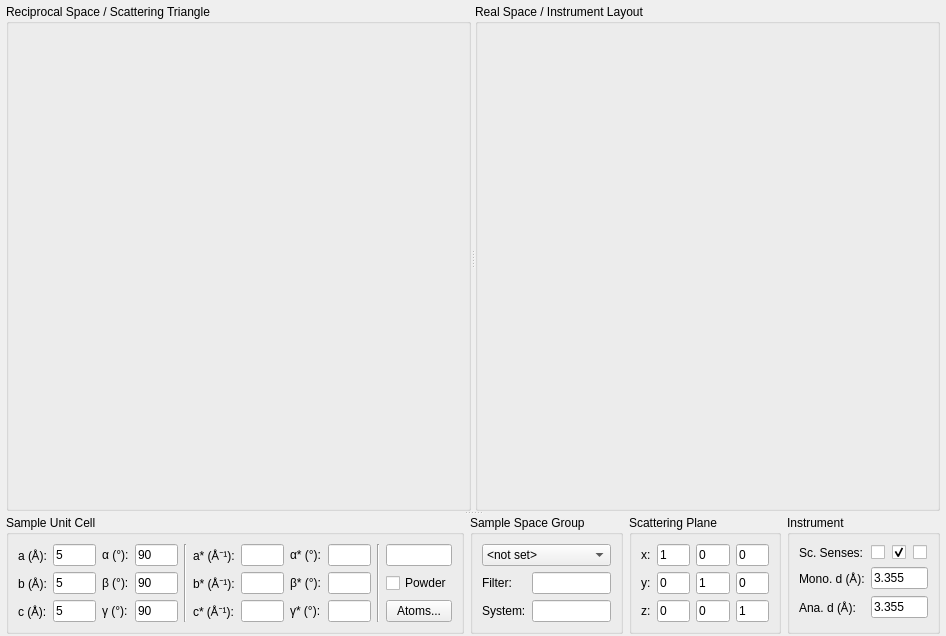
The window that ui/taz.ui (tweber-ill/frm_mirror-takin1) describes before a commit, drawn with Qt 5.
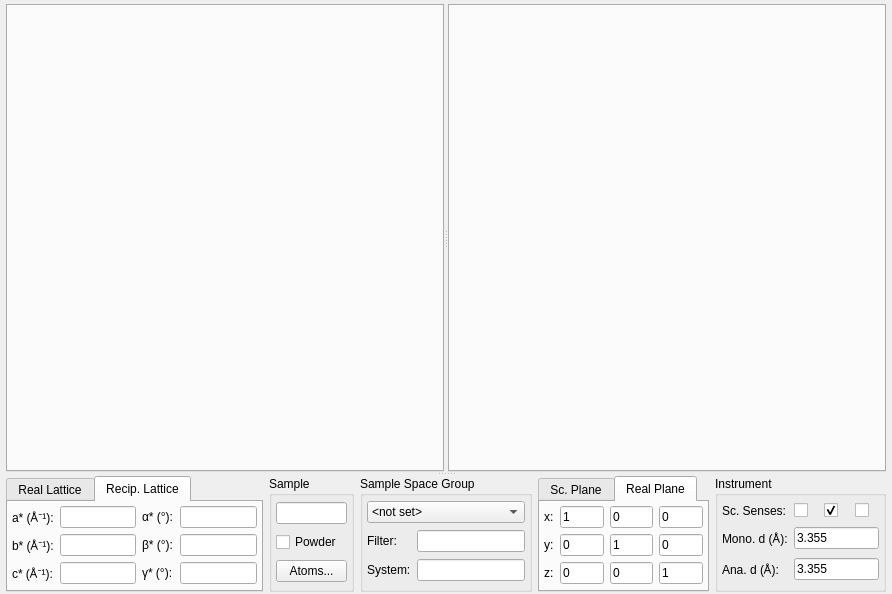
The same window after the commit. The open tabs and pages were chosen to show the change.

Commit message: wrote real lattice widget

Patch:
```diff
--- a/ui/taz.ui
+++ b/ui/taz.ui
@@ -6,8 +6,8 @@
    <rect>
     <x>0</x>
     <y>0</y>
-    <width>946</width>
-    <height>636</height>
+    <width>892</width>
+    <height>594</height>
    </rect>
   </property>
   <property name="windowTitle">
@@ -54,7 +54,7 @@
        <property name="orientation">
         <enum>Qt::Horizontal</enum>
        </property>
-       <widget class="QGroupBox" name="groupRecip">
+       <widget class="QTabWidget" name="groupRecip">
         <property name="sizePolicy">
          <sizepolicy hsizetype="Preferred" vsizetype="Preferred">
           <horstretch>0</horstretch>
@@ -67,11 +67,11 @@
           <height>0</height>
          </size>
         </property>
-        <property name="title">
-         <string>Reciprocal Space / Scattering Triangle</string>
+        <property name="usesScrollButtons">
+         <bool>true</bool>
         </property>
        </widget>
-       <widget class="QGroupBox" name="groupReal">
+       <widget class="QTabWidget" name="groupReal">
         <property name="sizePolicy">
          <sizepolicy hsizetype="Preferred" vsizetype="Preferred">
           <horstretch>0</horstretch>
@@ -84,9 +84,6 @@
           <height>0</height>
          </size>
         </property>
-        <property name="title">
-         <string>Real Space / Instrument Layout</string>
-        </property>
        </widget>
       </widget>
       <widget class="QFrame" name="frame_2">
@@ -127,348 +124,7 @@
         <property name="margin">
          <number>0</number>
         </property>
-        <item row="0" column="2" rowspan="2">
-         <widget class="QGroupBox" name="groupScatteringPlane">
-          <property name="sizePolicy">
-           <sizepolicy hsizetype="Expanding" vsizetype="Preferred">
-            <horstretch>2</horstretch>
-            <verstretch>1</verstretch>
-           </sizepolicy>
-          </property>
-          <property name="title">
-           <string>Scattering Plane</string>
-          </property>
-          <layout class="QGridLayout" name="gridLayout_2">
-           <item row="0" column="2">
-            <widget class="QLineEdit" name="editScatX1">
-             <property name="text">
-              <string>0</string>
-             </property>
-            </widget>
-           </item>
-           <item row="1" column="0">
-            <widget class="QLabel" name="label_2">
-             <property name="text">
-              <string>y:</string>
-             </property>
-            </widget>
-           </item>
-           <item row="1" column="1">
-            <widget class="QLineEdit" name="editScatY0">
-             <property name="text">
-              <string>0</string>
-             </property>
-            </widget>
-           </item>
-           <item row="1" column="2">
-            <widget class="QLineEdit" name="editScatY1">
-             <property name="text">
-              <string>1</string>
-             </property>
-            </widget>
-           </item>
-           <item row="1" column="3">
-            <widget class="QLineEdit" name="editScatY2">
-             <property name="text">
-              <string>0</string>
-             </property>
-            </widget>
-           </item>
-           <item row="0" column="3">
-            <widget class="QLineEdit" name="editScatX2">
-             <property name="text">
-              <string>0</string>
-             </property>
-            </widget>
-           </item>
-           <item row="0" column="0">
-            <widget class="QLabel" name="label">
-             <property name="text">
-              <string>x:</string>
-             </property>
-            </widget>
-           </item>
-           <item row="0" column="1">
-            <widget class="QLineEdit" name="editScatX0">
-             <property name="text">
-              <string>1</string>
-             </property>
-            </widget>
-           </item>
-           <item row="2" column="0">
-            <widget class="QLabel" name="label_19">
-             <property name="text">
-              <string>z:</string>
-             </property>
-            </widget>
-           </item>
-           <item row="2" column="1">
-            <widget class="QLineEdit" name="editScatZ0">
-             <property name="text">
-              <string>0</string>
-             </property>
-             <property name="readOnly">
-              <bool>true</bool>
-             </property>
-            </widget>
-           </item>
-           <item row="2" column="2">
-            <widget class="QLineEdit" name="editScatZ1">
-             <property name="text">
-              <string>0</string>
-             </property>
-             <property name="readOnly">
-              <bool>true</bool>
-             </property>
-            </widget>
-           </item>
-           <item row="2" column="3">
-            <widget class="QLineEdit" name="editScatZ2">
-             <property name="text">
-              <string>1</string>
-             </property>
-             <property name="readOnly">
-              <bool>true</bool>
-             </property>
-            </widget>
-           </item>
-          </layout>
-         </widget>
-        </item>
-        <item row="0" column="0" rowspan="2">
-         <widget class="QGroupBox" name="groupSample">
-          <property name="sizePolicy">
-           <sizepolicy hsizetype="Expanding" vsizetype="Preferred">
-            <horstretch>6</horstretch>
-            <verstretch>1</verstretch>
-           </sizepolicy>
-          </property>
-          <property name="title">
-           <string>Sample Unit Cell</string>
-          </property>
-          <layout class="QGridLayout" name="gridLayout_4">
-           <property name="bottomMargin">
-            <number>9</number>
-           </property>
-           <item row="1" column="10">
-            <widget class="QLineEdit" name="editBetaRecip">
-             <property name="sizePolicy">
-              <sizepolicy hsizetype="Expanding" vsizetype="Fixed">
-               <horstretch>0</horstretch>
-               <verstretch>0</verstretch>
-              </sizepolicy>
-             </property>
-            </widget>
-           </item>
-           <item row="1" column="4">
-            <widget class="QLabel" name="label_7">
-             <property name="text">
-              <string>β (°):</string>
-             </property>
-            </widget>
-           </item>
-           <item row="2" column="10">
-            <widget class="QLineEdit" name="editGammaRecip">
-             <property name="sizePolicy">
-              <sizepolicy hsizetype="Expanding" vsizetype="Fixed">
-               <horstretch>0</horstretch>
-               <verstretch>0</verstretch>
-              </sizepolicy>
-             </property>
-            </widget>
-           </item>
-           <item row="1" column="5">
-            <widget class="QLineEdit" name="editBeta">
-             <property name="text">
-              <string>90</string>
-             </property>
-            </widget>
-           </item>
-           <item row="0" column="7">
-            <widget class="QLabel" name="label_11">
-             <property name="text">
-              <string>a* (Å⁻¹):</string>
-             </property>
-            </widget>
-           </item>
-           <item row="0" column="4">
-            <widget class="QLabel" name="label_6">
-             <property name="text">
-              <string>α (°):</string>
-             </property>
-            </widget>
-           </item>
-           <item row="2" column="8">
-            <widget class="QLineEdit" name="editCRecip"/>
-           </item>
-           <item row="0" column="5">
-            <widget class="QLineEdit" name="editAlpha">
-             <property name="text">
-              <string>90</string>
-             </property>
-            </widget>
-           </item>
-           <item row="0" column="3">
-            <widget class="QLineEdit" name="editA">
-             <property name="text">
-              <string>5</string>
-             </property>
-            </widget>
-           </item>
-           <item row="1" column="9">
-            <widget class="QLabel" name="label_15">
-             <property name="text">
-              <string>β* (°):</string>
-             </property>
-            </widget>
-           </item>
-           <item row="2" column="9">
-            <widget class="QLabel" name="label_16">
-             <property name="text">
-              <string>γ* (°):</string>
-             </property>
-            </widget>
-           </item>
-           <item row="1" column="7">
-            <widget class="QLabel" name="label_12">
-             <property name="text">
-              <string>b* (Å⁻¹):</string>
-             </property>
-            </widget>
-           </item>
-           <item row="2" column="7">
-            <widget class="QLabel" name="label_13">
-             <property name="text">
-              <string>c* (Å⁻¹):</string>
-             </property>
-            </widget>
-           </item>
-           <item row="2" column="3">
-            <widget class="QLineEdit" name="editC">
-             <property name="text">
-              <string>5</string>
-             </property>
-            </widget>
-           </item>
-           <item row="2" column="5">
-            <widget class="QLineEdit" name="editGamma">
-             <property name="text">
-              <string>90</string>
-             </property>
-            </widget>
-           </item>
-           <item row="0" column="2">
-            <widget class="QLabel" name="label_3">
-             <property name="text">
-              <string>a (Å):</string>
-             </property>
-            </widget>
-           </item>
-           <item row="0" column="9">
-            <widget class="QLabel" name="label_14">
-             <property name="text">
-              <string>α* (°):</string>
-             </property>
-            </widget>
-           </item>
-           <item row="0" column="6" rowspan="3">
-            <widget class="Line" name="line">
-             <property name="orientation">
-              <enum>Qt::Vertical</enum>
-             </property>
-            </widget>
-           </item>
-           <item row="0" column="10">
-            <widget class="QLineEdit" name="editAlphaRecip">
-             <property name="sizePolicy">
-              <sizepolicy hsizetype="Expanding" vsizetype="Fixed">
-               <horstretch>0</horstretch>
-               <verstretch>0</verstretch>
-              </sizepolicy>
-             </property>
-            </widget>
-           </item>
-           <item row="1" column="8">
-            <widget class="QLineEdit" name="editBRecip"/>
-           </item>
-           <item row="2" column="2">
-            <widget class="QLabel" name="label_5">
-             <property name="text">
-              <string>c (Å):</string>
-             </property>
-            </widget>
-           </item>
-           <item row="1" column="3">
-            <widget class="QLineEdit" name="editB">
-             <property name="text">
-              <string>5</string>
-             </property>
-            </widget>
-           </item>
-           <item row="0" column="8">
-            <widget class="QLineEdit" name="editARecip"/>
-           </item>
-           <item row="2" column="4">
-            <widget class="QLabel" name="label_8">
-             <property name="text">
-              <string>γ (°):</string>
-             </property>
-            </widget>
-           </item>
-           <item row="1" column="2">
-            <widget class="QLabel" name="label_4">
-             <property name="text">
-              <string>b (Å):</string>
-             </property>
-            </widget>
-           </item>
-           <item row="0" column="11" rowspan="3">
-            <widget class="Line" name="line_2">
-             <property name="orientation">
-              <enum>Qt::Vertical</enum>
-             </property>
-            </widget>
-           </item>
-           <item row="0" column="12">
-            <widget class="QLineEdit" name="editDescr">
-             <property name="sizePolicy">
-              <sizepolicy hsizetype="Ignored" vsizetype="Fixed">
-               <horstretch>0</horstretch>
-               <verstretch>0</verstretch>
-              </sizepolicy>
-             </property>
-             <property name="text">
-              <string/>
-             </property>
-            </widget>
-           </item>
-           <item row="1" column="12">
-            <widget class="QCheckBox" name="checkPowder">
-             <property name="text">
-              <string>Powder</string>
-             </property>
-            </widget>
-           </item>
-           <item row="2" column="12">
-            <widget class="QPushButton" name="btnAtoms">
-             <property name="sizePolicy">
-              <sizepolicy hsizetype="Ignored" vsizetype="Fixed">
-               <horstretch>0</horstretch>
-               <verstretch>0</verstretch>
-              </sizepolicy>
-             </property>
-             <property name="text">
-              <string>Atoms...</string>
-             </property>
-             <property name="flat">
-              <bool>false</bool>
-             </property>
-            </widget>
-           </item>
-          </layout>
-         </widget>
-        </item>
-        <item row="0" column="3" rowspan="2">
+        <item row="0" column="4" rowspan="2">
          <widget class="QGroupBox" name="groupBox_5">
           <property name="sizePolicy">
            <sizepolicy hsizetype="Expanding" vsizetype="Preferred">
@@ -480,6 +136,9 @@
            <string>Instrument</string>
           </property>
           <layout class="QGridLayout" name="gridLayout">
+           <property name="margin">
+            <number>4</number>
+           </property>
            <item row="1" column="0">
             <widget class="QLabel" name="label_9">
              <property name="text">
@@ -548,7 +207,7 @@
           </layout>
          </widget>
         </item>
-        <item row="0" column="1" rowspan="2">
+        <item row="0" column="2" rowspan="2">
          <widget class="QGroupBox" name="groupBox">
           <property name="sizePolicy">
            <sizepolicy hsizetype="Expanding" vsizetype="Preferred">
@@ -560,6 +219,9 @@
            <string>Sample Space Group</string>
           </property>
           <layout class="QGridLayout" name="gridLayout_7">
+           <property name="margin">
+            <number>4</number>
+           </property>
            <item row="0" column="0" colspan="2">
             <widget class="QComboBox" name="comboSpaceGroups">
              <property name="sizePolicy">
@@ -615,6 +277,477 @@
           </layout>
          </widget>
         </item>
+        <item row="0" column="1" rowspan="2">
+         <widget class="QGroupBox" name="groupBox_2">
+          <property name="sizePolicy">
+           <sizepolicy hsizetype="Expanding" vsizetype="Preferred">
+            <horstretch>1</horstretch>
+            <verstretch>0</verstretch>
+           </sizepolicy>
+          </property>
+          <property name="title">
+           <string>Sample</string>
+          </property>
+          <layout class="QGridLayout" name="gridLayout_8">
+           <property name="margin">
+            <number>4</number>
+           </property>
+           <item row="0" column="0">
+            <widget class="QLineEdit" name="editDescr">
+             <property name="sizePolicy">
+              <sizepolicy hsizetype="Ignored" vsizetype="Fixed">
+               <horstretch>0</horstretch>
+               <verstretch>0</verstretch>
+              </sizepolicy>
+             </property>
+             <property name="text">
+              <string/>
+             </property>
+            </widget>
+           </item>
+           <item row="1" column="0">
+            <widget class="QCheckBox" name="checkPowder">
+             <property name="text">
+              <string>Powder</string>
+             </property>
+            </widget>
+           </item>
+           <item row="2" column="0">
+            <widget class="QPushButton" name="btnAtoms">
+             <property name="sizePolicy">
+              <sizepolicy hsizetype="Ignored" vsizetype="Fixed">
+               <horstretch>0</horstretch>
+               <verstretch>0</verstretch>
+              </sizepolicy>
+             </property>
+             <property name="text">
+              <string>Atoms...</string>
+             </property>
+             <property name="flat">
+              <bool>false</bool>
+             </property>
+            </widget>
+           </item>
+          </layout>
+         </widget>
+        </item>
+        <item row="0" column="0" rowspan="2">
+         <widget class="QTabWidget" name="groupSample">
+          <property name="sizePolicy">
+           <sizepolicy hsizetype="Expanding" vsizetype="Preferred">
+            <horstretch>3</horstretch>
+            <verstretch>1</verstretch>
+           </sizepolicy>
+          </property>
+          <property name="currentIndex">
+           <number>0</number>
+          </property>
+          <widget class="QWidget" name="tabSampleReal" native="true">
+           <attribute name="title">
+            <string>Real Lattice</string>
+           </attribute>
+           <layout class="QGridLayout" name="gridLayout_4">
+            <property name="margin">
+             <number>4</number>
+            </property>
+            <item row="1" column="4">
+             <widget class="QLabel" name="label_7">
+              <property name="text">
+               <string>β (°):</string>
+              </property>
+             </widget>
+            </item>
+            <item row="1" column="5">
+             <widget class="QLineEdit" name="editBeta">
+              <property name="text">
+               <string>90</string>
+              </property>
+             </widget>
+            </item>
+            <item row="0" column="4">
+             <widget class="QLabel" name="label_6">
+              <property name="text">
+               <string>α (°):</string>
+              </property>
+             </widget>
+            </item>
+            <item row="0" column="5">
+             <widget class="QLineEdit" name="editAlpha">
+              <property name="text">
+               <string>90</string>
+              </property>
+             </widget>
+            </item>
+            <item row="0" column="3">
+             <widget class="QLineEdit" name="editA">
+              <property name="text">
+               <string>5</string>
+              </property>
+             </widget>
+            </item>
+            <item row="2" column="3">
+             <widget class="QLineEdit" name="editC">
+              <property name="text">
+               <string>5</string>
+              </property>
+             </widget>
+            </item>
+            <item row="2" column="5">
+             <widget class="QLineEdit" name="editGamma">
+              <property name="text">
+               <string>90</string>
+              </property>
+             </widget>
+            </item>
+            <item row="0" column="2">
+             <widget class="QLabel" name="label_3">
+              <property name="text">
+               <string>a (Å):</string>
+              </property>
+             </widget>
+            </item>
+            <item row="2" column="2">
+             <widget class="QLabel" name="label_5">
+              <property name="text">
+               <string>c (Å):</string>
+              </property>
+             </widget>
+            </item>
+            <item row="1" column="3">
+             <widget class="QLineEdit" name="editB">
+              <property name="text">
+               <string>5</string>
+              </property>
+             </widget>
+            </item>
+            <item row="2" column="4">
+             <widget class="QLabel" name="label_8">
+              <property name="text">
+               <string>γ (°):</string>
+              </property>
+             </widget>
+            </item>
+            <item row="1" column="2">
+             <widget class="QLabel" name="label_4">
+              <property name="text">
+               <string>b (Å):</string>
+              </property>
+             </widget>
+            </item>
+           </layout>
+          </widget>
+          <widget class="QWidget" name="tabSampleRecip">
+           <attribute name="title">
+            <string>Recip. Lattice</string>
+           </attribute>
+           <layout class="QGridLayout" name="gridLayout_5">
+            <property name="margin">
+             <number>4</number>
+            </property>
+            <item row="0" column="0">
+             <widget class="QLabel" name="label_11">
+              <property name="text">
+               <string>a* (Å⁻¹):</string>
+              </property>
+             </widget>
+            </item>
+            <item row="0" column="1">
+             <widget class="QLineEdit" name="editARecip"/>
+            </item>
+            <item row="0" column="2">
+             <widget class="QLabel" name="label_14">
+              <property name="text">
+               <string>α* (°):</string>
+              </property>
+             </widget>
+            </item>
+            <item row="0" column="3">
+             <widget class="QLineEdit" name="editAlphaRecip">
+              <property name="sizePolicy">
+               <sizepolicy hsizetype="Expanding" vsizetype="Fixed">
+                <horstretch>0</horstretch>
+                <verstretch>0</verstretch>
+               </sizepolicy>
+              </property>
+             </widget>
+            </item>
+            <item row="1" column="0">
+             <widget class="QLabel" name="label_12">
+              <property name="text">
+               <string>b* (Å⁻¹):</string>
+              </property>
+             </widget>
+            </item>
+            <item row="1" column="1">
+             <widget class="QLineEdit" name="editBRecip"/>
+            </item>
+            <item row="1" column="2">
+             <widget class="QLabel" name="label_15">
+              <property name="text">
+               <string>β* (°):</string>
+              </property>
+             </widget>
+            </item>
+            <item row="1" column="3">
+             <widget class="QLineEdit" name="editBetaRecip">
+              <property name="sizePolicy">
+               <sizepolicy hsizetype="Expanding" vsizetype="Fixed">
+                <horstretch>0</horstretch>
+                <verstretch>0</verstretch>
+               </sizepolicy>
+              </property>
+             </widget>
+            </item>
+            <item row="2" column="0">
+             <widget class="QLabel" name="label_13">
+              <property name="text">
+               <string>c* (Å⁻¹):</string>
+              </property>
+             </widget>
+            </item>
+            <item row="2" column="1">
+             <widget class="QLineEdit" name="editCRecip"/>
+            </item>
+            <item row="2" column="2">
+             <widget class="QLabel" name="label_16">
+              <property name="text">
+               <string>γ* (°):</string>
+              </property>
+             </widget>
+            </item>
+            <item row="2" column="3">
+             <widget class="QLineEdit" name="editGammaRecip">
+              <property name="sizePolicy">
+               <sizepolicy hsizetype="Expanding" vsizetype="Fixed">
+                <horstretch>0</horstretch>
+                <verstretch>0</verstretch>
+               </sizepolicy>
+              </property>
+             </widget>
+            </item>
+           </layout>
+          </widget>
+         </widget>
+        </item>
+        <item row="0" column="3" rowspan="2">
+         <widget class="QTabWidget" name="groupScatteringPlane">
+          <property name="sizePolicy">
+           <sizepolicy hsizetype="Expanding" vsizetype="Preferred">
+            <horstretch>2</horstretch>
+            <verstretch>1</verstretch>
+           </sizepolicy>
+          </property>
+          <property name="currentIndex">
+           <number>0</number>
+          </property>
+          <widget class="QWidget" name="tabScatteringPlane" native="true">
+           <attribute name="title">
+            <string>Sc. Plane</string>
+           </attribute>
+           <layout class="QGridLayout" name="gridLayout_2">
+            <property name="margin">
+             <number>4</number>
+            </property>
+            <item row="0" column="2">
+             <widget class="QLineEdit" name="editScatX1">
+              <property name="text">
+               <string>0</string>
+              </property>
+             </widget>
+            </item>
+            <item row="1" column="0">
+             <widget class="QLabel" name="label_2">
+              <property name="text">
+               <string>y:</string>
+              </property>
+             </widget>
+            </item>
+            <item row="1" column="1">
+             <widget class="QLineEdit" name="editScatY0">
+              <property name="text">
+               <string>0</string>
+              </property>
+             </widget>
+            </item>
+            <item row="1" column="2">
+             <widget class="QLineEdit" name="editScatY1">
+              <property name="text">
+               <string>1</string>
+              </property>
+             </widget>
+            </item>
+            <item row="1" column="3">
+             <widget class="QLineEdit" name="editScatY2">
+              <property name="text">
+               <string>0</string>
+              </property>
+             </widget>
+            </item>
+            <item row="0" column="3">
+             <widget class="QLineEdit" name="editScatX2">
+              <property name="text">
+               <string>0</string>
+              </property>
+             </widget>
+            </item>
+            <item row="0" column="0">
+             <widget class="QLabel" name="label">
+              <property name="text">
+               <string>x:</string>
+              </property>
+             </widget>
+            </item>
+            <item row="0" column="1">
+             <widget class="QLineEdit" name="editScatX0">
+              <property name="text">
+               <string>1</string>
+              </property>
+             </widget>
+            </item>
+            <item row="2" column="0">
+             <widget class="QLabel" name="label_19">
+              <property name="text">
+               <string>z:</string>
+              </property>
+             </widget>
+            </item>
+            <item row="2" column="1">
+             <widget class="QLineEdit" name="editScatZ0">
+              <property name="text">
+               <string>0</string>
+              </property>
+              <property name="readOnly">
+               <bool>true</bool>
+              </property>
+             </widget>
+            </item>
+            <item row="2" column="2">
+             <widget class="QLineEdit" name="editScatZ1">
+              <property name="text">
+               <string>0</string>
+              </property>
+              <property name="readOnly">
+               <bool>true</bool>
+              </property>
+             </widget>
+            </item>
+            <item row="2" column="3">
+             <widget class="QLineEdit" name="editScatZ2">
+              <property name="text">
+               <string>1</string>
+              </property>
+              <property name="readOnly">
+               <bool>true</bool>
+              </property>
+             </widget>
+            </item>
+           </layout>
+          </widget>
+          <widget class="QWidget" name="tabRealPlane">
+           <attribute name="title">
+            <string>Real Plane</string>
+           </attribute>
+           <layout class="QGridLayout" name="gridLayout_9">
+            <property name="margin">
+             <number>4</number>
+            </property>
+            <item row="0" column="0">
+             <widget class="QLabel" name="label_21">
+              <property name="text">
+               <string>x:</string>
+              </property>
+             </widget>
+            </item>
+            <item row="0" column="1">
+             <widget class="QLineEdit" name="editRealX0">
+              <property name="text">
+               <string>1</string>
+              </property>
+             </widget>
+            </item>
+            <item row="0" column="2">
+             <widget class="QLineEdit" name="editRealX1">
+              <property name="text">
+               <string>0</string>
+              </property>
+             </widget>
+            </item>
+            <item row="0" column="3">
+             <widget class="QLineEdit" name="editRealX2">
+              <property name="text">
+               <string>0</string>
+              </property>
+             </widget>
+            </item>
+            <item row="1" column="0">
+             <widget class="QLabel" name="label_20">
+              <property name="text">
+               <string>y:</string>
+              </property>
+             </widget>
+            </item>
+            <item row="1" column="1">
+             <widget class="QLineEdit" name="editRealY0">
+              <property name="text">
+               <string>0</string>
+              </property>
+             </widget>
+            </item>
+            <item row="1" column="2">
+             <widget class="QLineEdit" name="editRealY1">
+              <property name="text">
+               <string>1</string>
+              </property>
+             </widget>
+            </item>
+            <item row="1" column="3">
+             <widget class="QLineEdit" name="editRealY2">
+              <property name="text">
+               <string>0</string>
+              </property>
+             </widget>
+            </item>
+            <item row="2" column="0">
+             <widget class="QLabel" name="label_23">
+              <property name="text">
+               <string>z:</string>
+              </property>
+             </widget>
+            </item>
+            <item row="2" column="1">
+             <widget class="QLineEdit" name="editRealZ0">
+              <property name="text">
+               <string>0</string>
+              </property>
+              <property name="readOnly">
+               <bool>true</bool>
+              </property>
+             </widget>
+            </item>
+            <item row="2" column="2">
+             <widget class="QLineEdit" name="editRealZ1">
+              <property name="text">
+               <string>0</string>
+              </property>
+              <property name="readOnly">
+               <bool>true</bool>
+              </property>
+             </widget>
+            </item>
+            <item row="2" column="3">
+             <widget class="QLineEdit" name="editRealZ2">
+              <property name="text">
+               <string>1</string>
+              </property>
+              <property name="readOnly">
+               <bool>true</bool>
+              </property>
+             </widget>
+            </item>
+           </layout>
+          </widget>
+         </widget>
+        </item>
        </layout>
       </widget>
      </widget>
```
Left out of the diff: 32 changed lines with no effect on the pictures. The commit also changes 11 other files.
